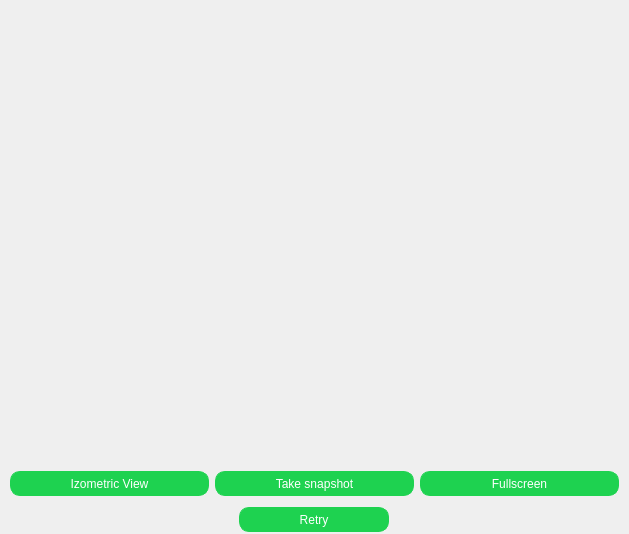
The window that DekiApp_pyqt5/Screens/cadViewWidget.ui (krzysiek-droid/Deki-Desktop-App) describes before a commit, drawn with Qt 5.
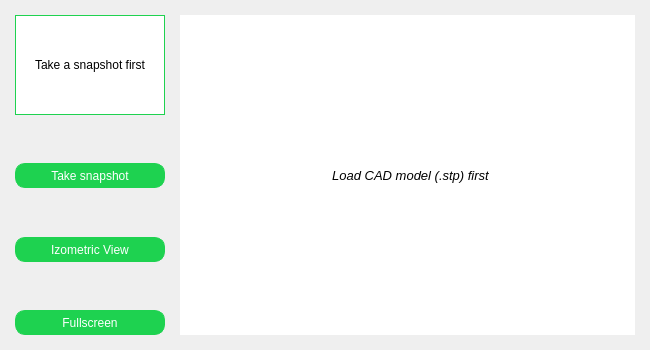
The same window after the commit. Icons and pictures are not drawn.

Diff of the .ui file:
```diff
--- a/DekiApp_pyqt5/Screens/cadViewWidget.ui
+++ b/DekiApp_pyqt5/Screens/cadViewWidget.ui
@@ -6,10 +6,16 @@
    <rect>
     <x>0</x>
     <y>0</y>
-    <width>629</width>
-    <height>534</height>
+    <width>650</width>
+    <height>350</height>
    </rect>
   </property>
+  <property name="minimumSize">
+   <size>
+    <width>0</width>
+    <height>0</height>
+   </size>
+  </property>
   <property name="windowTitle">
    <string>Form</string>
   </property>
@@ -18,12 +24,6 @@
 	border: 1px;
 	border-bottom-color: rgb(150, 150, 150);
 }
-QLabel{
-	font: 75 10pt &quot;Arial&quot;;
-	color: rgba(100, 100 , 100, 255);
-	background-color: rgb(255, 255, 255);
-	border-radius: 50pt;
-}
 
 QLineEdit{
 	background-color: rgb(255, 255, 255);
@@ -48,51 +48,112 @@
   </property>
   <layout class="QVBoxLayout" name="verticalLayout">
    <property name="spacing">
-    <number>1</number>
+    <number>5</number>
    </property>
    <property name="leftMargin">
-    <number>1</number>
+    <number>5</number>
    </property>
    <property name="topMargin">
-    <number>1</number>
+    <number>5</number>
    </property>
    <property name="rightMargin">
-    <number>1</number>
+    <number>5</number>
    </property>
    <property name="bottomMargin">
-    <number>1</number>
+    <number>5</number>
    </property>
    <item>
-    <widget class="QWidget" name="viewerWidget" native="true">
+    <widget class="QWidget" name="viewerContainer" native="true">
      <property name="sizePolicy">
-      <sizepolicy hsizetype="Preferred" vsizetype="Expanding">
+      <sizepolicy hsizetype="Preferred" vsizetype="Preferred">
        <horstretch>0</horstretch>
        <verstretch>0</verstretch>
       </sizepolicy>
      </property>
-    </widget>
-   </item>
+     <property name="minimumSize">
+      <size>
+       <width>0</width>
+       <height>0</height>
+      </size>
+     </property>
+     <layout class="QHBoxLayout" name="horizontalLayout_3">
+      <property name="spacing">
+       <number>5</number>
+      </property>
+      <property name="leftMargin">
+       <number>5</number>
+      </property>
+      <property name="topMargin">
+       <number>5</number>
+      </property>
+      <property name="rightMargin">
+       <number>5</number>
+      </property>
+      <property name="bottomMargin">
+       <number>5</number>
+      </property>
    <item>
-    <widget class="QFrame" name="buttons">
-     <layout class="QHBoxLayout" name="horizontalLayout">
-      <item>
-       <widget class="QPushButton" name="izoViewBtn">
+       <widget class="QFrame" name="leftMenuContainer">
         <property name="minimumSize">
          <size>
           <width>0</width>
-          <height>25</height>
+          <height>0</height>
+         </size>
+        </property>
+        <property name="styleSheet">
+         <string notr="true">QLabel{
+	font: 75 10pt &quot;Arial&quot;;
+	border: 1px solid rgb(30, 210, 80);
+	
+	background-color: rgb(255, 255, 255);
+}
+</string>
+        </property>
+        <property name="frameShape">
+         <enum>QFrame::StyledPanel</enum>
+        </property>
+        <property name="frameShadow">
+         <enum>QFrame::Raised</enum>
+        </property>
+        <layout class="QVBoxLayout" name="verticalLayout_2">
+         <property name="spacing">
+          <number>5</number>
+         </property>
+         <property name="leftMargin">
+          <number>5</number>
+         </property>
+         <property name="topMargin">
+          <number>5</number>
+         </property>
+         <property name="rightMargin">
+          <number>5</number>
+         </property>
+         <property name="bottomMargin">
+          <number>5</number>
+         </property>
+         <item alignment="Qt::AlignHCenter|Qt::AlignTop">
+          <widget class="QLabel" name="cadModelPictureView">
+           <property name="sizePolicy">
+            <sizepolicy hsizetype="Preferred" vsizetype="Preferred">
+             <horstretch>0</horstretch>
+             <verstretch>0</verstretch>
+            </sizepolicy>
+           </property>
+           <property name="minimumSize">
+            <size>
+             <width>150</width>
+             <height>100</height>
          </size>
         </property>
         <property name="text">
-         <string>Izometric View</string>
-        </property>
-        <property name="icon">
-         <iconset resource="../resources.qrc">
-          <normaloff>:/Icons/Icons/tv.svg</normaloff>:/Icons/Icons/tv.svg</iconset>
+            <string>Take a snapshot first</string>
+           </property>
+           <property name="alignment">
+            <set>Qt::AlignCenter</set>
         </property>
        </widget>
       </item>
-      <item>
+         <item alignment="Qt::AlignBottom">
        <widget class="QPushButton" name="snapshootBtn">
         <property name="minimumSize">
          <size>
@@ -109,7 +170,24 @@
         </property>
        </widget>
       </item>
-      <item>
+         <item alignment="Qt::AlignBottom">
+          <widget class="QPushButton" name="izoViewBtn">
+           <property name="minimumSize">
+            <size>
+             <width>0</width>
+             <height>25</height>
+            </size>
+           </property>
+           <property name="text">
+            <string>Izometric View</string>
+           </property>
+           <property name="icon">
+            <iconset resource="../resources.qrc">
+             <normaloff>:/Icons/Icons/tv.svg</normaloff>:/Icons/Icons/tv.svg</iconset>
+           </property>
+          </widget>
+         </item>
+         <item alignment="Qt::AlignBottom">
        <widget class="QPushButton" name="fullscreenBtn">
         <property name="minimumSize">
          <size>
@@ -130,44 +208,74 @@
     </widget>
    </item>
    <item>
-    <widget class="QFrame" name="screenshootBtns">
-     <property name="frameShape">
-      <enum>QFrame::StyledPanel</enum>
-     </property>
-     <property name="frameShadow">
-      <enum>QFrame::Raised</enum>
-     </property>
-     <layout class="QHBoxLayout" name="horizontalLayout_2">
+       <widget class="QWidget" name="viewerContainer_2" native="true">
+        <property name="sizePolicy">
+         <sizepolicy hsizetype="Expanding" vsizetype="Preferred">
+          <horstretch>0</horstretch>
+          <verstretch>0</verstretch>
+         </sizepolicy>
+        </property>
+        <property name="minimumSize">
+         <size>
+          <width>0</width>
+          <height>0</height>
+         </size>
+        </property>
+        <layout class="QVBoxLayout" name="verticalLayout_3">
       <property name="spacing">
-       <number>0</number>
+          <number>5</number>
       </property>
       <property name="leftMargin">
-       <number>1</number>
+          <number>5</number>
       </property>
       <property name="topMargin">
-       <number>1</number>
+          <number>5</number>
       </property>
       <property name="rightMargin">
-       <number>1</number>
+          <number>5</number>
       </property>
       <property name="bottomMargin">
-       <number>1</number>
-      </property>
-      <item alignment="Qt::AlignHCenter">
-       <widget class="QPushButton" name="retryBtn">
+          <number>5</number>
+         </property>
+         <item>
+          <widget class="QWidget" name="viewerWidget" native="true">
         <property name="minimumSize">
          <size>
-          <width>150</width>
-          <height>25</height>
-         </size>
+             <width>455</width>
+             <height>320</height>
+            </size>
+           </property>
+           <property name="styleSheet">
+            <string notr="true">background-color: rgb(255, 255, 255);</string>
+           </property>
+           <widget class="QLabel" name="label">
+            <property name="geometry">
+             <rect>
+              <x>140</x>
+              <y>140</y>
+              <width>181</width>
+              <height>41</height>
+             </rect>
+            </property>
+            <property name="font">
+             <font>
+              <family>Arial</family>
+              <pointsize>10</pointsize>
+              <weight>50</weight>
+              <italic>true</italic>
+              <bold>false</bold>
+             </font>
         </property>
         <property name="text">
-         <string>Retry</string>
-        </property>
-        <property name="icon">
-         <iconset resource="../resources.qrc">
-          <normaloff>:/Icons/Icons/chevrons-left.svg</normaloff>:/Icons/Icons/chevrons-left.svg</iconset>
-        </property>
+             <string>Load CAD model (.stp) first</string>
+            </property>
+            <property name="alignment">
+             <set>Qt::AlignCenter</set>
+            </property>
+           </widget>
+          </widget>
+         </item>
+        </layout>
        </widget>
       </item>
      </layout>
```
Lines whose indentation alone changed are shown as unchanged.
